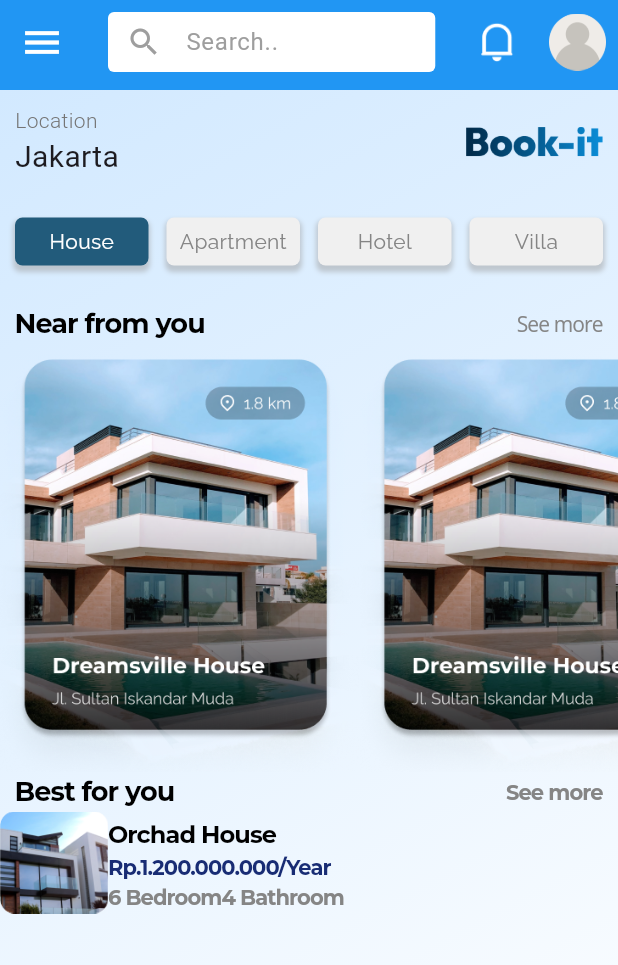
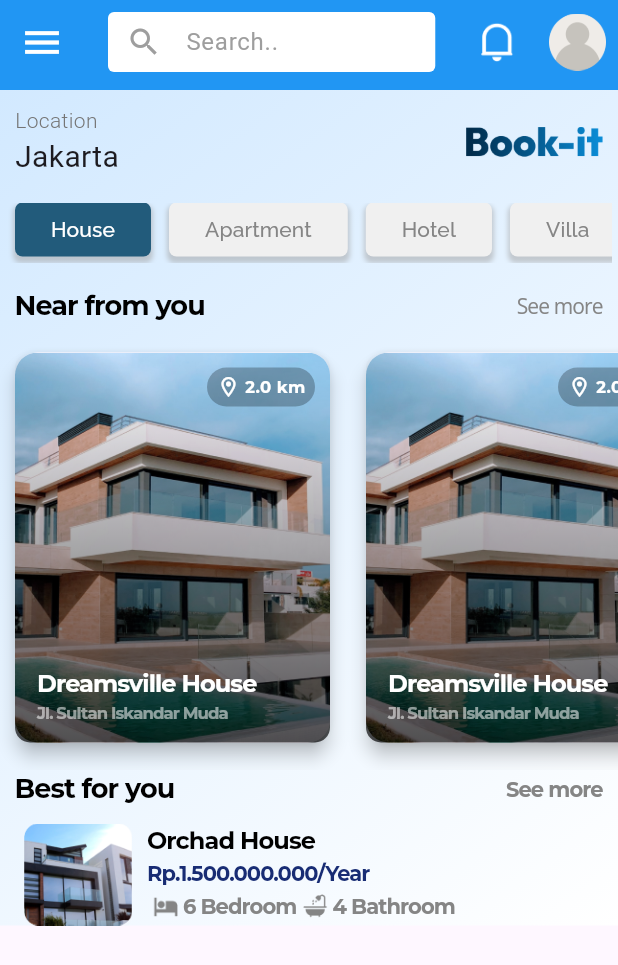
Before and after one commit to adiltaufani/Bookit_Project, a Flutter app: the HomeScreen screen opened by its route, on a phone screen of 412 x 824 dp. Shown: the top 965 px of the screen. Run offline on Flutter 3.47's test engine with Material 3 defaults, Android fonts, the phone set to English and light mode, and no system bars; our stand-ins replace firebase_auth, firebase_core, google_fonts, google_sign_in; accounts and stored records are empty; project files that could hold a hidden picture were left out.

Commit message:
new commit setelah home screen conflict

```diff
--- a/lib/features/auth/screens/home_screen.dart
+++ b/lib/features/auth/screens/home_screen.dart
@@ -1,12 +1,13 @@
-import 'package:firebase_auth/firebase_auth.dart';
 import 'package:flutter/cupertino.dart';
 import 'package:flutter/material.dart';
 import 'package:flutter/rendering.dart';
 import 'package:flutter/widgets.dart';
+import 'package:flutter_project/features/auth/screens/search_page.dart';
 import 'package:flutter_project/features/auth/services/google_auth_service.dart';
+import 'package:flutter_project/features/auth/widgets/nearfrom_btn.dart';
+import 'package:flutter_project/features/auth/widgets/top_home_btn.dart';
 import 'package:flutter_project/features/home/screens/near_from_you.dart';
 import 'package:google_fonts/google_fonts.dart';
-import 'package:google_sign_in/google_sign_in.dart';
 
 class HomeScreen extends StatefulWidget {
   static const String routeName = '/home-screen';
@@ -43,16 +44,17 @@ class _HomeScreenState extends State<HomeScreen> {
               child: TextField(
                 textAlignVertical: TextAlignVertical.top,
                 controller: _searchController,
-                decoration: InputDecoration(
+                decoration: const InputDecoration(
                   prefixIcon:
-                      isTextFieldFocused || _searchController.text.isNotEmpty
-                          ? null
-                          : const Icon(
+                      // isTextFieldFocused || _searchController.text.isNotEmpty
+                      //     ? null
+                      //     : const
+                      Icon(
                     Icons.search,
                     color: Colors.grey,
                   ),
-                  hintStyle: const TextStyle(color: Colors.grey),
-                  contentPadding: const EdgeInsets.all(4.0),
+                  hintStyle: TextStyle(color: Colors.grey),
+                  contentPadding: EdgeInsets.all(4.0),
                   hintText: 'Search..',
                   border: InputBorder.none,
                   alignLabelWithHint: true,
@@ -85,7 +87,7 @@ class _HomeScreenState extends State<HomeScreen> {
               ),
             ),
             IconButton(
-              onPressed: () async {
+              onPressed: () {
                 authService.signOut(context);
               },
               icon: Image.asset(
@@ -95,7 +97,9 @@ class _HomeScreenState extends State<HomeScreen> {
             ),
           ],
           leading: IconButton(
-            onPressed: () {},
+            onPressed: () {
+              Navigator.pushNamed(context, SearchPage.routeName);
+            },
             icon: const Icon(
               Icons.menu,
               color: Colors.white,
@@ -115,6 +119,8 @@ class _HomeScreenState extends State<HomeScreen> {
             end: Alignment.bottomRight,
           ),
         ),
+        child: SingleChildScrollView(
+          scrollDirection: Axis.vertical,
           child: Column(
             children: [
               Padding(
@@ -152,151 +158,7 @@ class _HomeScreenState extends State<HomeScreen> {
                 ),
               ),
               const SizedBox(height: 6.0),
-            Padding(
-              padding: const EdgeInsets.all(10.0),
-              child: Row(
-                mainAxisAlignment: MainAxisAlignment.spaceBetween,
-                children: [
-                  Expanded(
-                    child: Container(
-                      height: 32.0,
-                      decoration: BoxDecoration(
-                        color: const Color(0xFF225B7B),
-                        borderRadius: BorderRadius.circular(5),
-                        boxShadow: [
-                          BoxShadow(
-                            color:
-                                Colors.grey.withOpacity(0.5), // Warna bayangan
-                            spreadRadius: 1, // Radius penyebaran bayangan
-                            blurRadius: 2, // Radius blur bayangan
-                            offset: const Offset(0,
-                                3), // Posisi bayangan relatif terhadap konten
-                          ),
-                        ],
-                      ),
-                      child: Center(
-                        child: Text(
-                          'House',
-                          style: GoogleFonts.raleway(
-                            textStyle: const TextStyle(
-                              color: Colors.white,
-                              fontSize: 14.0,
-                            ),
-                          ),
-                        ),
-                      ),
-                    ),
-                  ),
-                  const SizedBox(
-                    width: 12.0, // Memberikan jarak horizontal sebesar 8.0
-                  ),
-                  Expanded(
-                    child: Container(
-                      height: 32.0,
-                      decoration: BoxDecoration(
-                        color: const Color(0xFFF0F0F0),
-                        borderRadius: BorderRadius.circular(5),
-                        boxShadow: [
-                          BoxShadow(
-                            color:
-                                Colors.grey.withOpacity(0.5), // Warna bayangan
-                            spreadRadius: 1, // Radius penyebaran bayangan
-                            blurRadius: 2, // Radius blur bayangan
-                            offset: const Offset(0,
-                                3), // Posisi bayangan relatif terhadap konten
-                          ),
-                        ],
-                      ),
-                      child: Center(
-                        child: Text(
-                          'Apartment',
-                          style: GoogleFonts.raleway(
-                            textStyle: const TextStyle(
-                              color: Color(0xFF858585),
-                              fontSize: 14.0,
-                            ),
-                          ),
-                        ),
-                      ),
-                    ),
-                  ),
-                  const SizedBox(
-                    width: 12.0, // Memberikan jarak horizontal sebesar 8.0
-                  ),
-                  Expanded(
-                    child: Container(
-                      height: 32.0,
-                      decoration: BoxDecoration(
-                        color: const Color(0xFFF0F0F0),
-                        borderRadius: BorderRadius.circular(5),
-                        boxShadow: [
-                          BoxShadow(
-                            color:
-                                Colors.grey.withOpacity(0.5), // Warna bayangan
-                            spreadRadius: 1, // Radius penyebaran bayangan
-                            blurRadius: 2, // Radius blur bayangan
-                            offset: const Offset(0,
-                                3), // Posisi bayangan relatif terhadap konten
-                          ),
-                        ],
-                      ),
-                      child: Center(
-                        child: Text(
-                          'Hotel',
-                          style: GoogleFonts.raleway(
-                            textStyle: const TextStyle(
-                              color: Color(0xFF858585),
-                              fontSize: 14.0,
-                            ),
-                          ),
-                        ),
-                      ),
-                    ),
-                  ),
-                  const SizedBox(
-                    width: 12.0, // Memberikan jarak horizontal sebesar 8.0
-                  ),
-                  Expanded(
-                    child: Container(
-                      height: 32.0,
-                      decoration: BoxDecoration(
-                        color: const Color(0xFFF0F0F0),
-                        borderRadius: BorderRadius.circular(5),
-                        boxShadow: [
-                          BoxShadow(
-                            color:
-                                Colors.grey.withOpacity(0.5), // Warna bayangan
-                            spreadRadius: 1, // Radius penyebaran bayangan
-                            blurRadius: 2, // Radius blur bayangan
-                            offset: const Offset(0,
-                                3), // Posisi bayangan relatif terhadap konten
-                          ),
-                        ],
-                      ),
-                      child: Center(
-                        child: Text(
-                          'Villa',
-                          style: GoogleFonts.raleway(
-                            textStyle: const TextStyle(
-                              color: Color(0xFF858585),
-                              fontSize: 14.0,
-                            ),
-                          ),
-                          //       GoogleFonts.montserrat(
-                          //   textStyle: const TextStyle(
-                          //     color: Colors.black,
-                          //     fontSize: 18.0,
-                          //     fontWeight: FontWeight.w500,
-                          //     letterSpacing: -0.6,
-                          //   ),
-                          // ),
-                        ),
-                      ),
-                    ),
-                  ),
-                ],
-              ),
-            ),
+              const TopHomeBtn(),
               Container(
                 margin: const EdgeInsets.fromLTRB(10.0, 16.0, 10.0, 0),
                 child: Row(
@@ -335,27 +197,20 @@ class _HomeScreenState extends State<HomeScreen> {
               SingleChildScrollView(
                 scrollDirection: Axis.horizontal,
                 child: Container(
-                margin: const EdgeInsets.fromLTRB(0.0, 6.0, 0.0, 0.0),
-                child: Row(
+                  margin:
+                      const EdgeInsets.symmetric(horizontal: 10, vertical: 2),
+                  child: const Row(
                     children: [
-                    Image.asset(
-                      'assets/images/contoh.png',
-                      height: 280.0,
-                    ),
-                    Image.asset(
-                      'assets/images/contoh.png',
-                      height: 280.0,
-                    ),
-                    Image.asset(
-                      'assets/images/contoh.png',
-                      height: 280.0,
-                    ),
+                      NearFromBtn(),
+                      NearFromBtn(),
+                      NearFromBtn(),
+                      NearFromBtn(),
                     ],
                   ),
                 ),
               ),
               Container(
-              margin: EdgeInsets.fromLTRB(10.0, 0.0, 10.0, 0.0),
+                margin: const EdgeInsets.fromLTRB(10.0, 0.0, 10.0, 0.0),
                 child: Row(
                   mainAxisAlignment: MainAxisAlignment.spaceBetween,
                   children: [
@@ -385,6 +240,7 @@ class _HomeScreenState extends State<HomeScreen> {
                 ),
               ),
               Container(
+                margin: const EdgeInsets.fromLTRB(16, 10, 10, 0),
                 child: Row(
                   mainAxisAlignment: MainAxisAlignment.start,
                   crossAxisAlignment: CrossAxisAlignment.start,
@@ -394,10 +250,10 @@ class _HomeScreenState extends State<HomeScreen> {
                       height: 68.0,
                     ),
                     Padding(
-                    padding: const EdgeInsets.fromLTRB(0.0, 4.0, 0.0, 0.0),
+                      padding: const EdgeInsets.fromLTRB(10.0, 0.0, 0.0, 0.0),
                       child: Column(
                         crossAxisAlignment: CrossAxisAlignment.start,
-                      mainAxisAlignment: MainAxisAlignment.end,
+                        mainAxisAlignment: MainAxisAlignment.center,
                         children: [
                           Text(
                             'Orchad House',
@@ -411,7 +267,7 @@ class _HomeScreenState extends State<HomeScreen> {
                             ),
                           ),
                           Text(
-                          'Rp.1.200.000.000/Year',
+                            'Rp.1.500.000.000/Year',
                             style: GoogleFonts.montserrat(
                               textStyle: const TextStyle(
                                 color: Color(0xFF182C74),
@@ -424,10 +280,10 @@ class _HomeScreenState extends State<HomeScreen> {
                           Row(
                             mainAxisAlignment: MainAxisAlignment.spaceBetween,
                             children: [
-                            // Image.asset(
-                            //   'assets/images/bedroom.png',
-                            //   height: 24.0,
-                            // ),
+                              Image.asset(
+                                'assets/images/bedroom.png',
+                                height: 24.0,
+                              ),
                               Text(
                                 '6 Bedroom',
                                 style: GoogleFonts.montserrat(
@@ -439,10 +295,10 @@ class _HomeScreenState extends State<HomeScreen> {
                                   ),
                                 ),
                               ),
-                            // Image.asset(
-                            //   'assets/images/bathroom.png',
-                            //   height: 24.0,
-                            // ),
+                              Image.asset(
+                                'assets/images/bathroom.png',
+                                height: 24.0,
+                              ),
                               Text(
                                 '4 Bathroom',
                                 style: GoogleFonts.montserrat(
@@ -455,14 +311,15 @@ class _HomeScreenState extends State<HomeScreen> {
                                 ),
                               ),
                             ],
-                        )
+                          ),
                         ],
                       ),
-                  )
+                    ),
                   ],
                 ),
-            )
+              ),
             ],
+          ),
         ),
       ),
     );
--- a/lib/features/auth/screens/search_page.dart
+++ b/lib/features/auth/screens/search_page.dart
@@ -4,6 +4,7 @@ import 'package:flutter_project/features/auth/widgets/top_home_btn.dart';
 import 'package:google_fonts/google_fonts.dart';
 
 class SearchPage extends StatefulWidget {
+  static const String routeName = '/search-page';
   const SearchPage({super.key});
 
   @override
--- a/lib/router.dart
+++ b/lib/router.dart
@@ -2,6 +2,7 @@ import 'package:flutter/material.dart';
 import 'package:flutter_project/features/auth/screens/auth_screen.dart';
 import 'package:flutter_project/features/auth/screens/home_screen.dart';
 import 'package:flutter_project/features/auth/screens/login_screen.dart';
+import 'package:flutter_project/features/auth/screens/search_page.dart';
 import 'package:flutter_project/features/home/screens/near_from_you.dart';
 
 Route<dynamic> generateRoute(RouteSettings routeSettings) {
@@ -10,6 +11,11 @@ Route<dynamic> generateRoute(RouteSettings routeSettings) {
       return MaterialPageRoute(
         settings: routeSettings,
         builder: (_) => const AuthScreen(),
+      );
+    case SearchPage.routeName:
+      return MaterialPageRoute(
+        settings: routeSettings,
+        builder: (_) => const SearchPage(),
       );
     case HomeScreen.routeName:
       return MaterialPageRoute(
```
Lines whose indentation alone changed are shown as unchanged.
